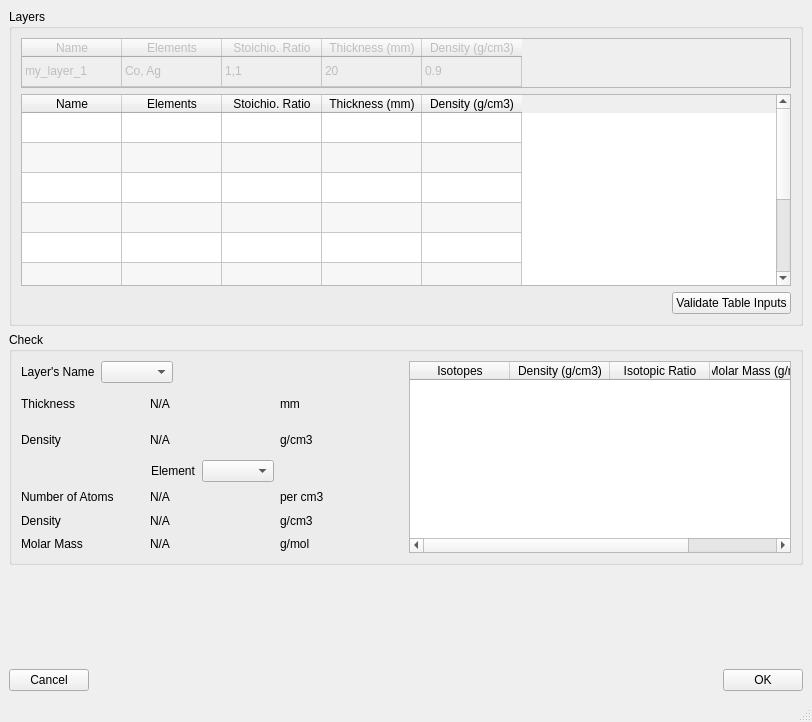
Before: the Qt Designer form ui/ui_resonance_imaging_layers_input.ui in neutronimaging/python_notebooks, drawn with Qt 5.
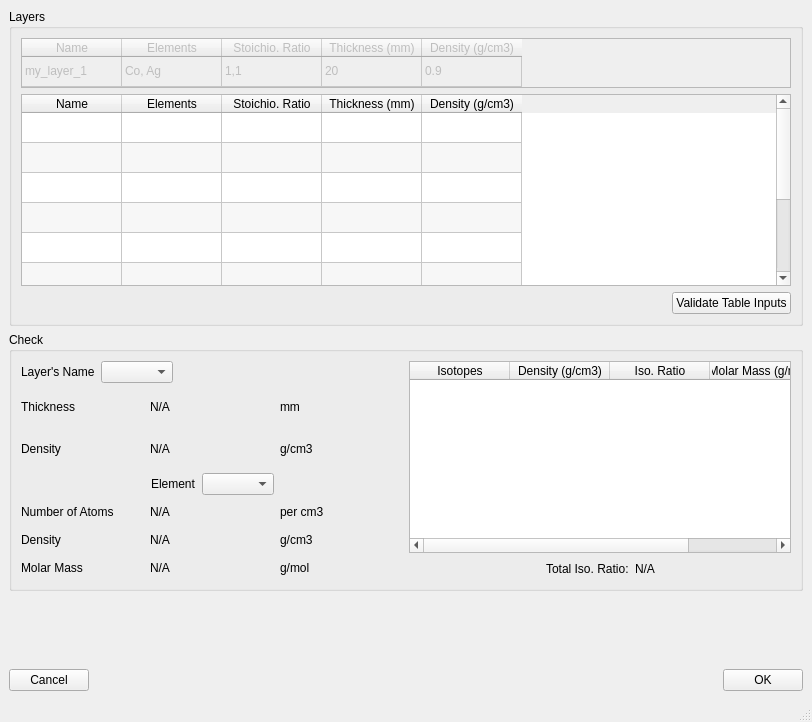
After: the same form once the commit is applied.

Commit message: Iso ratio is correctly filled

Patch:
```diff
--- a/ui/ui_resonance_imaging_layers_input.ui
+++ b/ui/ui_resonance_imaging_layers_input.ui
@@ -432,7 +432,7 @@
              </column>
              <column>
               <property name="text">
-               <string>Isotopic Ratio</string>
+               <string>Iso. Ratio</string>
               </property>
              </column>
              <column>
@@ -442,6 +442,50 @@
              </column>
             </widget>
            </item>
+           <item>
+            <layout class="QHBoxLayout" name="horizontalLayout_8">
+             <item>
+              <spacer name="horizontalSpacer_3">
+               <property name="orientation">
+                <enum>Qt::Horizontal</enum>
+               </property>
+               <property name="sizeHint" stdset="0">
+                <size>
+                 <width>40</width>
+                 <height>20</height>
+                </size>
+               </property>
+              </spacer>
+             </item>
+             <item>
+              <widget class="QLabel" name="label_3">
+               <property name="text">
+                <string>Total Iso. Ratio:</string>
+               </property>
+              </widget>
+             </item>
+             <item>
+              <widget class="QLabel" name="total_iso_ratio">
+               <property name="text">
+                <string>N/A</string>
+               </property>
+              </widget>
+             </item>
+             <item>
+              <spacer name="horizontalSpacer_7">
+               <property name="orientation">
+                <enum>Qt::Horizontal</enum>
+               </property>
+               <property name="sizeHint" stdset="0">
+                <size>
+                 <width>40</width>
+                 <height>20</height>
+                </size>
+               </property>
+              </spacer>
+             </item>
+            </layout>
+           </item>
           </layout>
          </item>
         </layout>
```
The commit also changes 2 other files.
